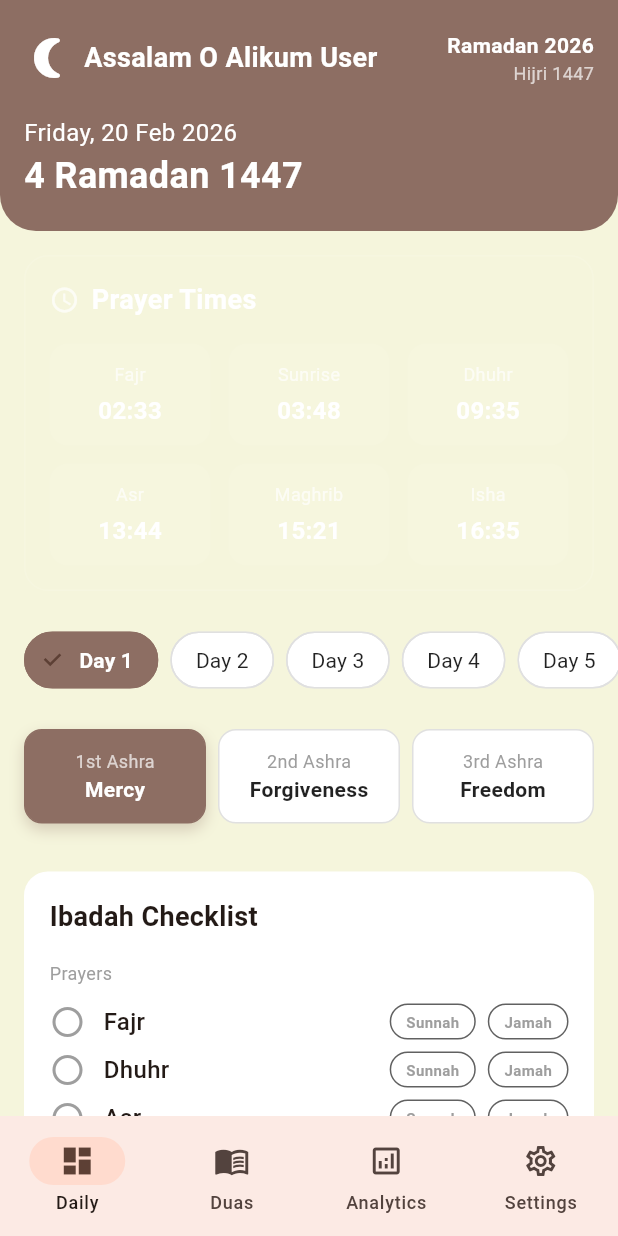
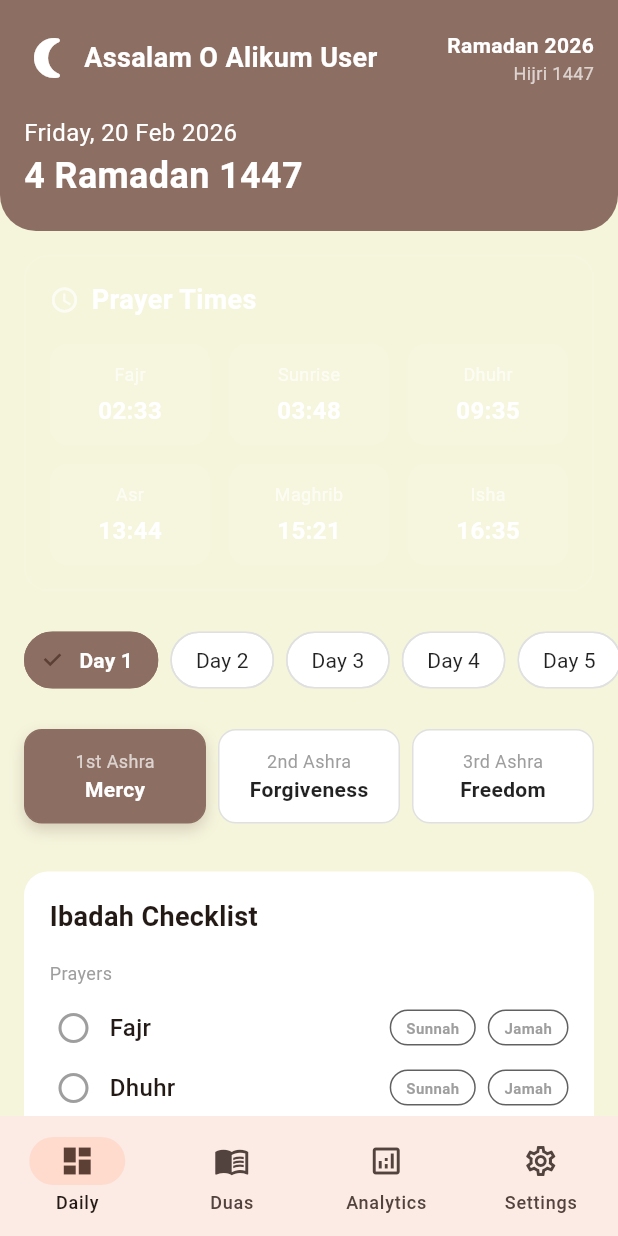
Before and after one commit to Khalidbinwaheed/Ramdanplanner, a Flutter app: the screen it shows after launch, on a phone screen of 412 x 824 dp. Run offline on Flutter 3.47's test engine with Material 3 defaults, Android fonts, the phone set to English and light mode, and no system bars; our stand-ins replace adhan, firebase_core, fl_chart, flutter_riverpod, geolocator, hijri and 2 more; accounts and stored records are empty.

Commit message:
Update Ramadan Planner features: theme switching, Sadaqah counter, Tasbih counter, profile picture upload, real-time data, and UI improvements

```diff
--- a/lib/features/planner/presentation/widgets/dashboard_progress.dart
+++ b/lib/features/planner/presentation/widgets/dashboard_progress.dart
@@ -41,7 +41,7 @@ class DashboardProgress extends ConsumerWidget {
         borderRadius: BorderRadius.circular(16),
         boxShadow: [
           BoxShadow(
-            color: Colors.black.withOpacity(0.1),
+            color: Colors.black.withValues(alpha: 0.1),
             blurRadius: 4,
             offset: const Offset(0, 2),
           ),
--- a/lib/features/planner/presentation/widgets/ibadah_checklist.dart
+++ b/lib/features/planner/presentation/widgets/ibadah_checklist.dart
@@ -312,8 +312,17 @@ class _IbadahChecklistState extends State<IbadahChecklist> {
       child: Row(
         children: [
           // Fard Checkbox (Custom styled)
-          InkWell(
+          // Fard Checkbox (Custom styled)
+          Material(
+            color: Colors.transparent,
+            child: InkWell(
               onTap: () => widget.onPrayerToggle(lowerKey, 'fard'),
+              borderRadius: BorderRadius.circular(8),
+              child: Padding(
+                padding: const EdgeInsets.symmetric(
+                  horizontal: 4.0,
+                  vertical: 4.0,
+                ),
                 child: Row(
                   mainAxisSize: MainAxisSize.min,
                   children: [
@@ -333,6 +342,8 @@ class _IbadahChecklistState extends State<IbadahChecklist> {
                       ),
                     ),
                   ],
+                ),
+              ),
             ),
           ),
           const Spacer(),
@@ -391,18 +402,38 @@ class _IbadahChecklistState extends State<IbadahChecklist> {
       padding: const EdgeInsets.symmetric(vertical: 4.0),
       child: Row(
         children: [
-          InkWell(
+          Material(
+            color: Colors.transparent,
+            child: InkWell(
               onTap: () => onChanged(!isChecked),
-            child: Icon(
+              borderRadius: BorderRadius.circular(8),
+              child: Padding(
+                padding: const EdgeInsets.symmetric(
+                  horizontal: 4.0,
+                  vertical: 4.0,
+                ),
+                child: Row(
+                  mainAxisSize: MainAxisSize.min,
+                  children: [
+                    Icon(
                       isChecked ? Icons.check_circle : Icons.circle_outlined,
-              color: isChecked ? Theme.of(context).primaryColor : Colors.grey,
+                      color: isChecked
+                          ? Theme.of(context).primaryColor
+                          : Colors.grey,
                       size: 24,
-            ),
                     ),
                     const SizedBox(width: 12),
                     Text(
                       title,
-            style: const TextStyle(fontSize: 16, fontWeight: FontWeight.w500),
+                      style: const TextStyle(
+                        fontSize: 16,
+                        fontWeight: FontWeight.w500,
+                      ),
+                    ),
+                  ],
+                ),
+              ),
+            ),
           ),
           if (isCustom && onDelete != null) ...[
             const Spacer(),
--- a/lib/l10n/app_localizations.dart
+++ b/lib/l10n/app_localizations.dart
@@ -681,6 +681,36 @@ abstract class AppLocalizations {
   /// In en, this message translates to:
   /// **'Freedom'**
   String get ashra3Subtitle;
+
+  /// No description provided for @about.
+  ///
+  /// In en, this message translates to:
+  /// **'About App'**
+  String get about;
+
+  /// No description provided for @developer.
+  ///
+  /// In en, this message translates to:
+  /// **'Developer'**
+  String get developer;
+
+  /// No description provided for @company.
+  ///
+  /// In en, this message translates to:
+  /// **'Company'**
+  String get company;
+
+  /// No description provided for @appDescription.
+  ///
+  /// In en, this message translates to:
+  /// **'Ramadan Planner is your comprehensive spiritual companion designed to help you make the most of the holy month. Track your prayers, fasting, and daily ibadah with ease. Stay connected to your spiritual goals with features like Tasbih, Sadaqah tracking, and Quran reading logs. May this Ramadan be a source of barakah and growth for you.'**
+  String get appDescription;
+
+  /// No description provided for @version.
+  ///
+  /// In en, this message translates to:
+  /// **'Version'**
+  String get version;
 }
 
 class _AppLocalizationsDelegate
```
Also changed, not shown: app.json (added, +20 -0 lines), lib/features/settings/about_screen.dart (added, +185 -0 lines), lib/features/settings/settings_screen.dart (+45 -1 lines), lib/l10n/app_en.arb (+6 -1 lines), lib/l10n/app_localizations_ar.dart (+16 -0 lines), lib/l10n/app_localizations_en.dart (+16 -0 lines), lib/l10n/app_localizations_ur.dart (+16 -0 lines), pubspec.yaml (+19 -6 lines), assets/splashscreen.png (added), firebase.json (added), lib/firebase_options.dart (added), pubspec.lock, 74 other files. Lines whose indentation alone changed are shown as unchanged.
